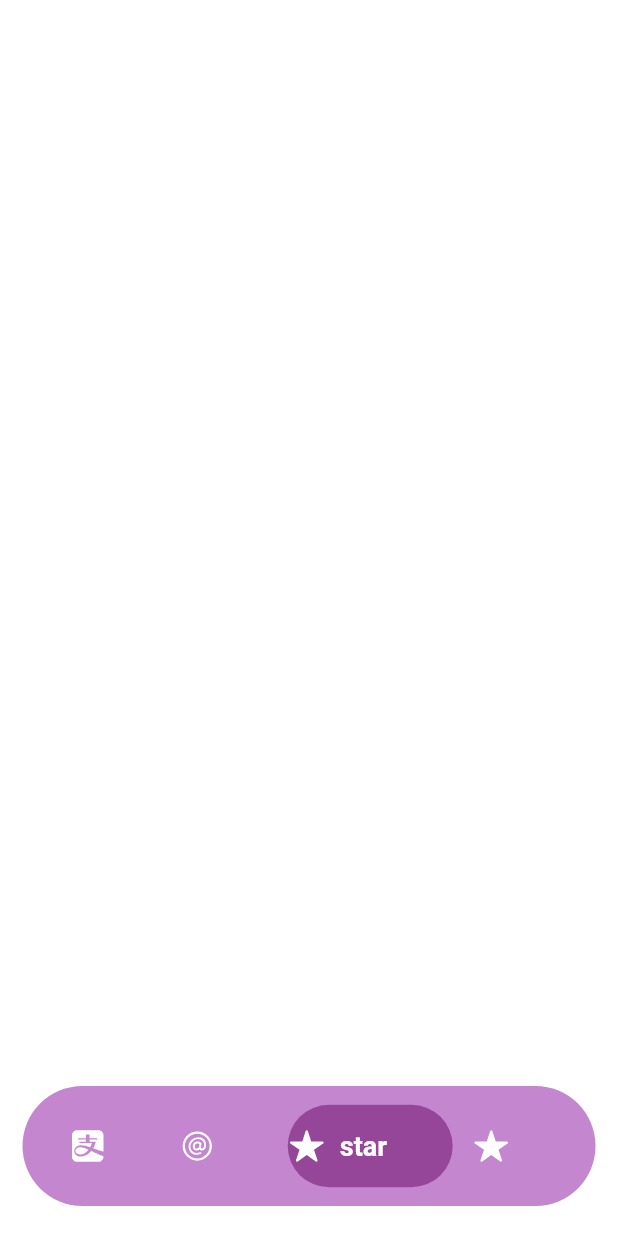
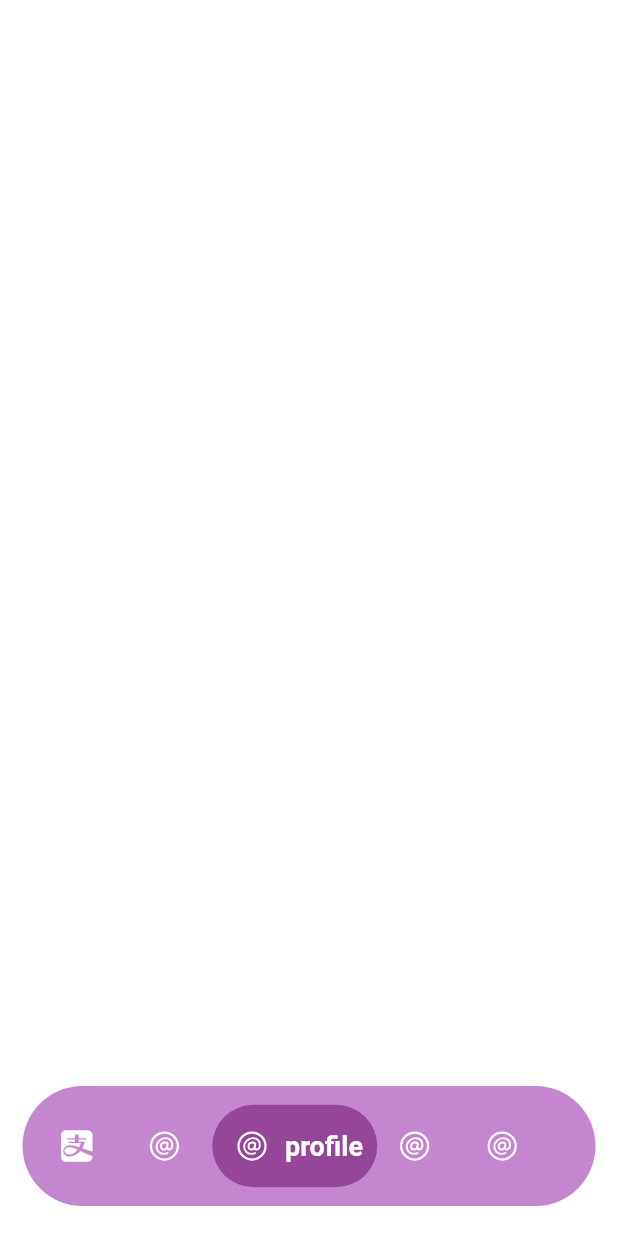
Before and after one commit to mahmoud-eslami/bottom-animation, a Flutter app: the screen it shows after launch, item 3 of the bottom bar chosen, on a phone screen of 412 x 824 dp. Run offline on Flutter 3.47's test engine with Material 2 defaults, Android fonts, the phone set to English and light mode, and no system bars; our stand-ins replace ionicons.

Commit message:
remove item bar width

```diff
--- a/example/lib/main.dart
+++ b/example/lib/main.dart
@@ -28,16 +28,23 @@ class _MyAppState extends State<MyApp> {
       ),
     ),
     BottomNavItem(
-      title: 'star',
+      title: 'profile',
       widget: Icon(
-        Ionicons.star,
+        Ionicons.at_circle_outline,
         color: Colors.white,
       ),
     ),
     BottomNavItem(
-      title: 'star',
+      title: 'profile',
       widget: Icon(
-        Ionicons.star,
+        Ionicons.at_circle_outline,
+        color: Colors.white,
+      ),
+    ),
+    BottomNavItem(
+      title: 'profile',
+      widget: Icon(
+        Ionicons.at_circle_outline,
         color: Colors.white,
       ),
     ),
@@ -81,7 +88,6 @@ class _MyAppState extends State<MyApp> {
             fontWeight: FontWeight.bold,
             fontSize: 18,
           ),
-          itemHoverWidth: 110,
           itemHoverBorderRadius: 30,
         ),
       ),
--- a/lib/source/navigation_bar.dart
+++ b/lib/source/navigation_bar.dart
@@ -21,7 +21,6 @@ class BottomAnimation extends StatefulWidget {
   final Color itemHoverColor;
   final double itemHoverColorOpacity;
   final double itemHoverBorderRadius;
-  final double itemHoverWidth;
   final double itemHoverHeight;
   final int hoverAlignmentDuration;
   // todo
@@ -45,7 +44,6 @@ class BottomAnimation extends StatefulWidget {
     this.itemHoverBorderRadius = 15,
     this.itemHoverColorOpacity = .13,
     this.itemHoverHeight = 55,
-    this.itemHoverWidth = 150,
     this.isFloating = false,
   }) : super(key: key);
 
@@ -55,6 +53,7 @@ class BottomAnimation extends StatefulWidget {
 
 class _BottomAnimationState extends State<BottomAnimation> {
   var textStyle;
+  var itemHoverWidth = 110.0;
   late List<BottomNavItem> listItems;
 
   double calculateContainerPosition(int index, BuildContext context) {
@@ -63,26 +62,31 @@ class _BottomAnimationState extends State<BottomAnimation> {
     var listSize = widget.items.length;
     var a = 0.0;
     var b = 0.0;
+    var lerpTempValue = 0.0;
     Orientation orientation = MediaQuery.of(context).orientation;
     // set suitable count for calculate lerp
     if (listSize == 2) {
+      lerpTempValue = .9;
       a = .6 - ((orientation == Orientation.portrait) ? 0 : .1);
       b = .6 - ((orientation == Orientation.portrait) ? 0 : .1);
     } else if (listSize == 3) {
+      lerpTempValue = .9;
       a = .8 - ((orientation == Orientation.portrait) ? 0 : .1);
       b = .8 - ((orientation == Orientation.portrait) ? 0 : .1);
     } else if (listSize == 4) {
+      lerpTempValue = .8;
       a = .9 - ((orientation == Orientation.portrait) ? 0 : .1);
       b = .9 - ((orientation == Orientation.portrait) ? 0 : .1);
     } else {
+      lerpTempValue = .7;
       a = 1 - ((orientation == Orientation.portrait) ? 0 : .15);
       b = 1 - ((orientation == Orientation.portrait) ? 0 : .15);
     }
     // return calculated lerp
     if (isLtr)
-      return lerpDouble(-a, b, index / (listSize - 1))!;
+      return lerpDouble(-a, b, index / (listSize - lerpTempValue))!;
     else
-      return lerpDouble(b, -a, index / (listSize - 1))!;
+      return lerpDouble(b, -a, index / (listSize - lerpTempValue))!;
   }
 
   @override
@@ -123,7 +127,7 @@ class _BottomAnimationState extends State<BottomAnimation> {
               alignment: Alignment(
                   calculateContainerPosition(widget.selectedIndex, context), 0),
               child: Container(
-                width: widget.itemHoverWidth,
+                width: itemHoverWidth,
                 height: widget.itemHoverHeight,
                 decoration: BoxDecoration(
                   color: widget.itemHoverColor
```
